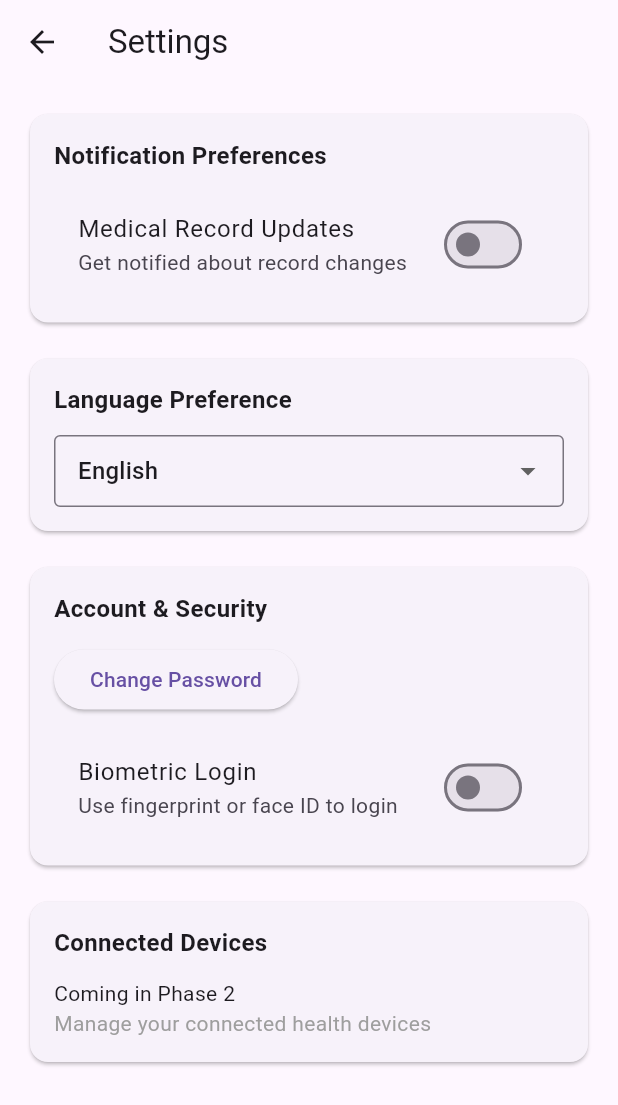
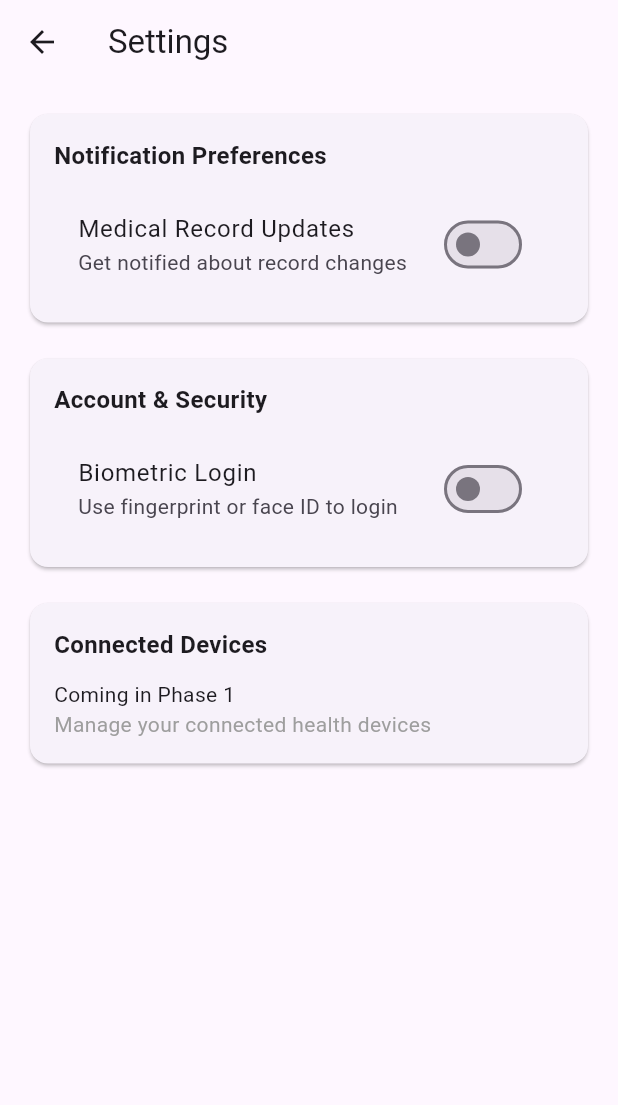
Before and after one commit to chakshit2004h/healiora, a Flutter app: the SettingsPage screen opened directly, on a phone screen of 412 x 824 dp. Shown: the top 1105 px of the screen. Run offline on Flutter 3.47's test engine with Material 3 defaults, Android fonts, the phone set to English and light mode, and no system bars; our stand-ins replace audioplayers, dio, flutter_secure_storage, geolocator, jwt_decoder, open_filex and 4 more; accounts and stored records are empty; network calls fail.

Commit message:
second commit

```diff
--- a/lib/mainPage/profile.dart
+++ b/lib/mainPage/profile.dart
@@ -1,4 +1,5 @@
 import 'package:flutter/material.dart';
+import 'package:flutter_secure_storage/flutter_secure_storage.dart';
 import 'package:healiora/mainPage/help.dart';
 import 'package:healiora/mainPage/login.dart';
 import 'package:healiora/mainPage/setting_page.dart';
@@ -246,7 +247,10 @@ class _ProfilePageState extends State<ProfilePage> {
                   icon: Icons.logout,
                   title: "Sign Out",
                   subtitle: "Log out of your account",
-                  onTap: () {
+                  onTap: () async{
+                    final storage = FlutterSecureStorage();
+                    await storage.delete(key: 'token');
+                    await storage.delete(key: 'role');
                     Navigator.pushReplacement(context, MaterialPageRoute(builder: (context) => Login()));
                   },
                   isLogout: true,
--- a/lib/mainPage/setting_page.dart
+++ b/lib/mainPage/setting_page.dart
@@ -52,37 +52,6 @@ class _SettingsPageState extends State<SettingsPage> {
               ),
             ),
           ),
-
-          const SizedBox(height: 16),
-
-          // 🌍 Language Preference
-          Card(
-            shape: RoundedRectangleBorder(borderRadius: BorderRadius.circular(12)),
-            child: Padding(
-              padding: const EdgeInsets.all(16),
-              child: Column(
-                crossAxisAlignment: CrossAxisAlignment.start,
-                children: [
-                  const Text("Language Preference",
-                      style: TextStyle(fontSize: 16, fontWeight: FontWeight.bold)),
-                  const SizedBox(height: 12),
-                  DropdownButtonFormField<String>(
-                    value: selectedLanguage,
-                    items: languages
-                        .map((lang) =>
-                        DropdownMenuItem(value: lang, child: Text(lang)))
-                        .toList(),
-                    onChanged: (val) => setState(() => selectedLanguage = val!),
-                    decoration: const InputDecoration(
-                      border: OutlineInputBorder(),
-                      contentPadding: EdgeInsets.symmetric(horizontal: 12),
-                    ),
-                  ),
-                ],
-              ),
-            ),
-          ),
-
           const SizedBox(height: 16),
 
           // 🔐 Account & Security
@@ -95,13 +64,6 @@ class _SettingsPageState extends State<SettingsPage> {
                 children: [
                   const Text("Account & Security",
                       style: TextStyle(fontSize: 16, fontWeight: FontWeight.bold)),
-                  const SizedBox(height: 12),
-                  ElevatedButton(
-                    onPressed: () {
-                      // TODO: open Change Password page
-                    },
-                    child: const Text("Change Password"),
-                  ),
                   const SizedBox(height: 12),
                   SwitchListTile(
                     value: biometricLogin,
@@ -127,7 +89,7 @@ class _SettingsPageState extends State<SettingsPage> {
                   Text("Connected Devices",
                       style: TextStyle(fontSize: 16, fontWeight: FontWeight.bold)),
                   SizedBox(height: 12),
-                  Text("Coming in Phase 2"),
+                  Text("Coming in Phase 1"),
                   Text("Manage your connected health devices",
                       style: TextStyle(color: Colors.grey)),
                 ],
```
Also changed, not shown: lib/mainPage/login.dart (+16 -8 lines).
